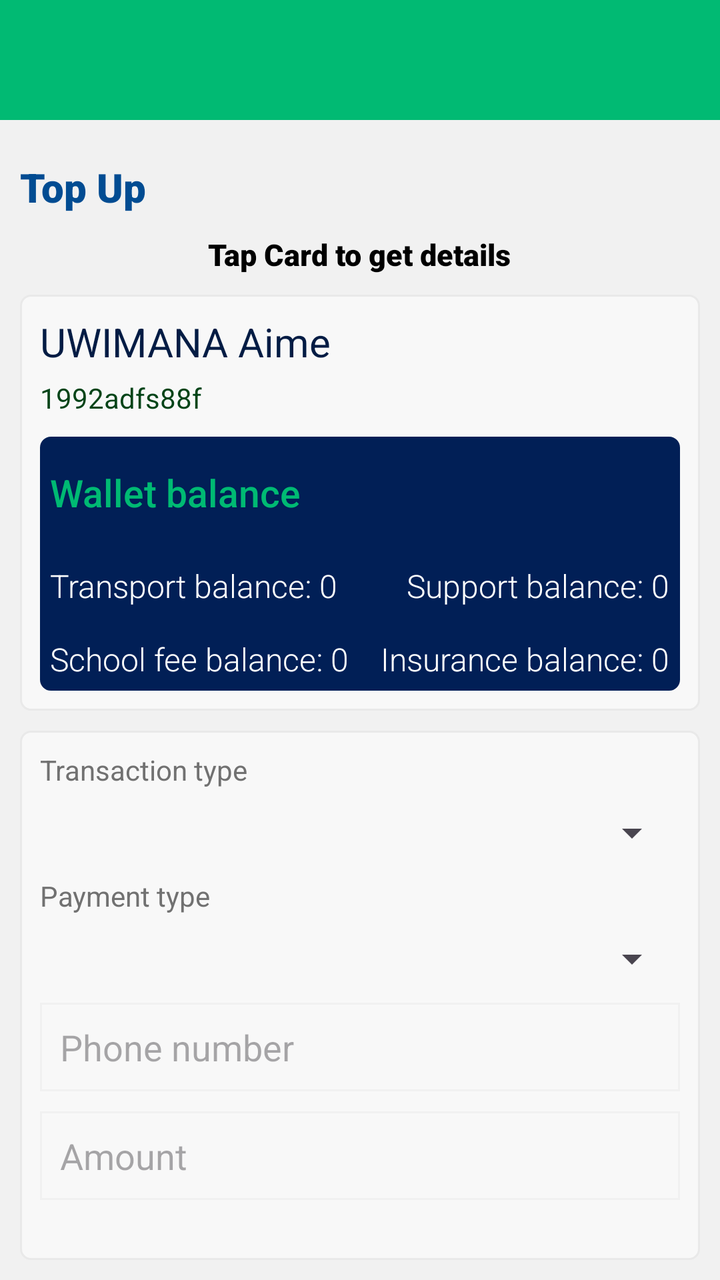
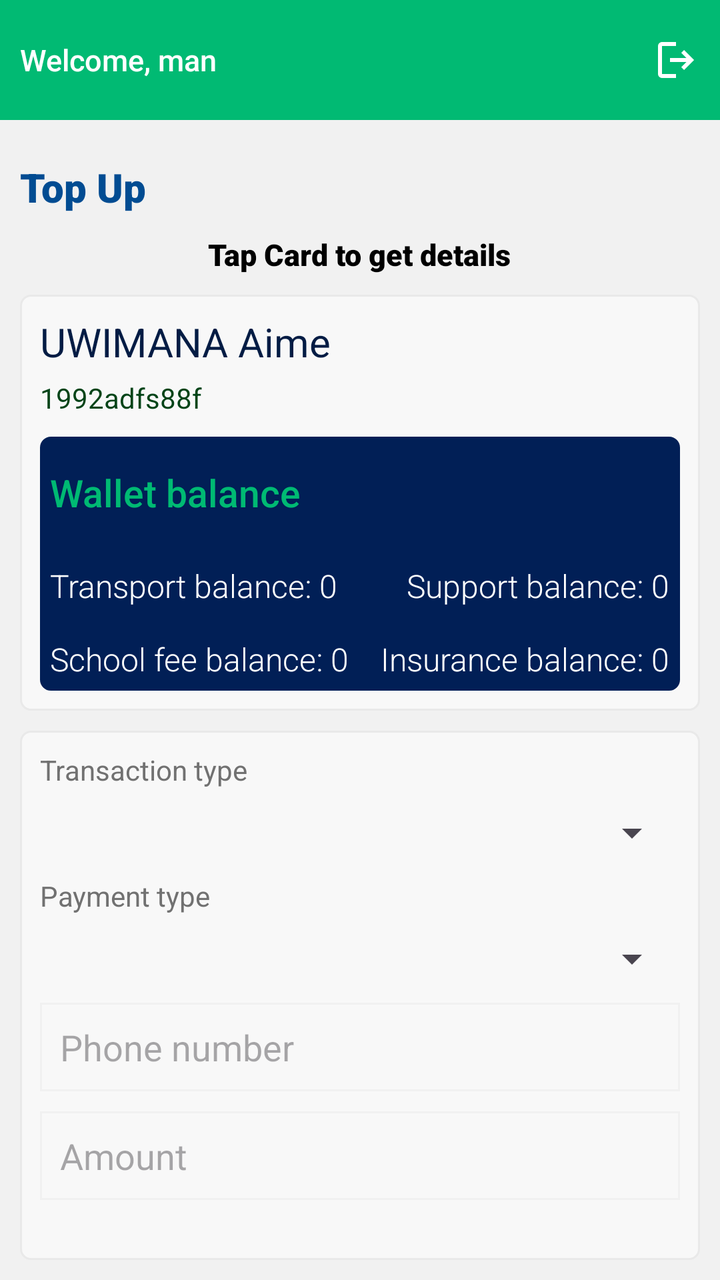

The first picture is an Android layout as it rendered before a commit; the second is the same layout after the commit. The layout source and the unified diff follow.
<!-- AndroidManifest.xml: application theme Theme.InspectorAppUpdate -->
<!-- res/layout/fragment_card_top_up.xml -->
<?xml version="1.0" encoding="utf-8"?>
<RelativeLayout xmlns:android="http://schemas.android.com/apk/res/android"
    xmlns:tools="http://schemas.android.com/tools"
    android:layout_width="match_parent"
    android:layout_height="match_parent"
    tools:context=".ui.fragment.student.CardTopUpFragment"
    android:background="@color/main_background_color">

    
    <RelativeLayout
        android:id="@+id/rl_header_title"
        android:layout_width="match_parent"
        android:layout_height="60dp"
        android:background="@color/main_green_color"
        android:layout_alignParentTop="true"
        android:padding="@dimen/ten">

        <LinearLayout
            android:id="@+id/ll_from_transaction"
            android:layout_width="wrap_content"
            android:layout_height="wrap_content"
            android:orientation="horizontal"
            android:layout_centerVertical="true"
            android:gravity="center_vertical">

            <TextView
                android:id="@+id/tv_card_topup_header"
                android:layout_width="wrap_content"
                android:layout_height="wrap_content"
                android:textColor="@color/white"
                android:fontFamily="sans-serif-medium"
                android:textSize="@dimen/fifteen"
                android:gravity="center_vertical"/>
        </LinearLayout>
    </RelativeLayout>

    <RelativeLayout
        android:layout_width="match_parent"
        android:layout_height="wrap_content"
        android:layout_below="@id/rl_header_title"
        android:padding="10dp"
        android:layout_marginTop="10dp">

        <TextView
            android:id="@+id/tv_main_title"
            android:layout_width="wrap_content"
            android:layout_height="wrap_content"
            android:text="Top Up"
            android:fontFamily="sans-serif-black"
            android:textSize="20sp"
            android:textColor="#014C92"
            android:layout_marginBottom="10sp"/>

        <TextView
            android:id="@+id/tv_processing_message"
            android:layout_below="@+id/tv_main_title"
            android:layout_width="wrap_content"
            android:layout_height="wrap_content"
            android:text="@string/tapcard"
            android:textSize="15sp"
            android:fontFamily="sans-serif-black"
            android:layout_centerHorizontal="true"
            android:textColor="@color/black"/>

        <RelativeLayout
            android:id="@+id/rl_student_details"
            android:layout_width="match_parent"
            android:layout_height="wrap_content"
            android:layout_marginTop="10sp"
            android:layout_below="@id/tv_processing_message"
            android:padding="10sp"
            android:background="@drawable/custom_card"
            android:visibility="visible">

            <TextView
                android:id="@+id/tv_student_name"
                android:layout_width="wrap_content"
                android:layout_height="wrap_content"
                android:layout_alignParentTop="true"
                android:textSize="20sp"
                android:text="UWIMANA Aime"
                android:textColor="@color/secondaryBlue"/>

            <TextView
                android:id="@+id/tv_card_number"
                android:layout_width="wrap_content"
                android:layout_height="wrap_content"
                android:layout_below="@id/tv_student_name"
                android:text="1992adfs88f"
                android:textColor="#034418"
                android:layout_marginTop="5sp" />

            <RelativeLayout
                android:layout_width="match_parent"
                android:layout_height="wrap_content"
                android:layout_below="@id/tv_card_number"
                android:layout_marginTop="10sp"
                android:background="@drawable/main_information_display"
                android:padding="5sp">

                <TextView
                    android:id="@+id/tv_wallet_balance"
                    android:layout_width="wrap_content"
                    android:layout_height="wrap_content"
                    android:text="Wallet balance"
                    android:layout_alignParentTop="true"
                    android:textColor="@color/mainGreen"
                    android:fontFamily="sans-serif-medium"
                    android:textSize="19sp"
                    android:layout_marginBottom="18sp"
                    android:layout_marginTop="10sp"/>

                <TextView
                    android:layout_below="@id/tv_wallet_balance"
                    android:id="@+id/tv_transport_balance"
                    android:layout_width="wrap_content"
                    android:layout_height="wrap_content"
                    android:text="Transport balance: 0"
                    android:layout_marginTop="5sp"
                    android:layout_marginBottom="10sp"
                    android:textColor="@color/white"
                    android:fontFamily="sans-serif-light"
                    android:textSize="16sp"/>

                <TextView
                    android:layout_below="@id/tv_transport_balance"
                    android:id="@+id/tv_schoolfees_balance"
                    android:layout_width="wrap_content"
                    android:layout_height="wrap_content"
                    android:text="School fee balance: 0"
                    android:layout_marginTop="5sp"
                    android:textColor="@color/white"
                    android:fontFamily="sans-serif-light"
                    android:textSize="16sp"/>

                <TextView
                    android:layout_below="@id/tv_wallet_balance"
                    android:layout_alignParentEnd="true"
                    android:id="@+id/tv_support_balance"
                    android:layout_width="wrap_content"
                    android:layout_height="wrap_content"
                    android:text="Support balance: 0"
                    android:layout_marginTop="5sp"
                    android:layout_marginBottom="10sp"
                    android:textColor="@color/white"
                    android:fontFamily="sans-serif-light"
                    android:textSize="16sp"/>

                <TextView
                    android:layout_below="@id/tv_support_balance"
                    android:layout_alignParentEnd="true"
                    android:id="@+id/tv_insurance_balance"
                    android:layout_width="wrap_content"
                    android:layout_height="wrap_content"
                    android:text="Insurance balance: 0"
                    android:layout_marginTop="5sp"
                    android:textColor="@color/white"
                    android:fontFamily="sans-serif-light"
                    android:textSize="16sp"/>
            </RelativeLayout>



        </RelativeLayout>

        <RelativeLayout
            android:layout_width="match_parent"
            android:layout_height="wrap_content"
            android:padding="10sp"
            android:layout_below="@+id/rl_student_details"
            android:background="@drawable/custom_card"
            android:layout_marginTop="10sp">

            <TextView
                android:id="@+id/tv_transaction_type_title"
                android:layout_width="wrap_content"
                android:layout_height="wrap_content"
                android:text="@string/transaction_type"
                android:layout_alignParentTop="true"
                android:textColor="#717171" />
            <Spinner
                android:id="@+id/spn_transaction_type"
                android:layout_width="match_parent"
                android:layout_height="wrap_content"
                android:layout_below="@id/tv_transaction_type_title"
                android:layout_marginTop="10sp"/>

            <TextView
                android:id="@+id/tv_payment_type_title"
                android:layout_width="wrap_content"
                android:layout_height="wrap_content"
                android:text="@string/payment_type"
                android:layout_below="@id/spn_transaction_type"
                android:textColor="#717171"
                android:layout_marginTop="10sp"/>
            <Spinner
                android:id="@+id/spn_payment_type"
                android:layout_width="match_parent"
                android:layout_height="wrap_content"
                android:layout_below="@id/tv_payment_type_title"
                android:layout_marginTop="10sp"/>

            <EditText
                android:id="@+id/et_phone_number"
                android:layout_width="match_parent"
                android:layout_height="wrap_content"
                android:hint="@string/phone_number"
                android:layout_below="@id/spn_payment_type"
                android:textColor="#717171"
                android:layout_marginTop="10sp"
                android:background="@drawable/search_edittext_style"/>

            <EditText
                android:id="@+id/et_amount"
                android:layout_width="match_parent"
                android:layout_height="wrap_content"
                android:hint="@string/amount"
                android:layout_below="@id/et_phone_number"
                android:textColor="#717171"
                android:layout_marginTop="10sp"
                android:background="@drawable/search_edittext_style"/>

            <androidx.appcompat.widget.AppCompatButton
                android:id="@+id/btn_topup"
                android:layout_width="wrap_content"
                android:layout_height="wrap_content"
                android:text="@string/topup"
                android:layout_below="@id/et_amount"
                android:textColor="@color/white"
                android:layout_marginTop="20sp"
                android:minHeight="0sp"
                android:padding="8sp"
                android:background="@drawable/search_transaction_button_background"/>


        </RelativeLayout>

    </RelativeLayout>

</RelativeLayout>
<!-- resources referenced by this layout -->
<resources>
  <color name="black">#FF000000</color>
  <color name="mainGreen">#00ba73</color>
  <color name="main_background_color">#f1f1f1</color>
  <color name="main_green_color">#01ba73</color>
  <color name="secondaryBlue">#031C44</color>
  <color name="white">#FFFFFFFF</color>
  <dimen name="fifteen">15sp</dimen>
  <dimen name="ten">10dp</dimen>
  <!-- drawable custom_card (drawable) -->
  <?xml version="1.0" encoding="utf-8"?>
  <shape xmlns:android="http://schemas.android.com/apk/res/android">
      <stroke
          android:color="#E9E9E9"
          android:width="1sp"/>
      <solid
          android:color="#F8F8F8"/>
      <corners
          android:radius="5sp"/>
  </shape>
  <!-- drawable main_information_display (drawable) -->
  <?xml version="1.0" encoding="utf-8"?>
  <shape xmlns:android="http://schemas.android.com/apk/res/android">
      <solid
          android:color="@color/main_blue_color"/>
  
      <corners
          android:radius="5sp"/>
      <stroke
          android:color="@color/main_blue_color"
          android:width="1sp"/>
  </shape>
  <!-- drawable search_edittext_style (drawable) -->
  <?xml version="1.0" encoding="utf-8"?>
  <shape xmlns:android="http://schemas.android.com/apk/res/android">
      <stroke
          android:color="@color/main_background_color"
          android:width="1sp" />
      <padding
          android:bottom="10sp"
          android:left="10sp"
          android:right="10sp"
          android:top="10sp"/>
  </shape>
  <!-- drawable search_transaction_button_background (drawable) -->
  <?xml version="1.0" encoding="utf-8"?>
  <shape xmlns:android="http://schemas.android.com/apk/res/android">
      <corners
          android:radius="@dimen/ten"/>
      <solid
          android:color="@color/main_green_color"/>
  </shape>
  <string name="amount">Amount</string>
  <string name="payment_type">Payment type</string>
  <string name="phone_number">Phone number</string>
  <string name="tapcard">Tap Card to get details</string>
  <string name="topup">Top Up</string>
  <string name="transaction_type">Transaction type</string>
  <style name="Theme.InspectorAppUpdate" parent="android:Theme.Material.Light.NoActionBar" />
  <color name="main_blue_color">#011f56</color>
</resources>

<!-- the commit's change to res/layout/fragment_card_top_up.xml (unified diff, before → after) -->
@@ -3,7 +3,7 @@
     xmlns:tools="http://schemas.android.com/tools"
     android:layout_width="match_parent"
     android:layout_height="match_parent"
-    tools:context=".ui.fragment.student.CardTopUpFragment"
+    tools:context=".ui.fragment.topup.CardTopUpFragment"
     android:background="@color/main_background_color">
 
     
@@ -21,17 +21,27 @@
             android:layout_height="wrap_content"
             android:orientation="horizontal"
             android:layout_centerVertical="true"
-            android:gravity="center_vertical">
-
-            <TextView
-                android:id="@+id/tv_card_topup_header"
+            android:gravity="center_vertical"
+            android:layout_alignParentStart="true">
+
+            <TextView
+                android:id="@+id/tv_search_student_header"
                 android:layout_width="wrap_content"
                 android:layout_height="wrap_content"
                 android:textColor="@color/white"
                 android:fontFamily="sans-serif-medium"
                 android:textSize="@dimen/fifteen"
+                android:text="Welcome, man"
                 android:gravity="center_vertical"/>
         </LinearLayout>
+
+        <ImageView
+            android:id="@+id/img_logout"
+            android:layout_width="wrap_content"
+            android:layout_height="wrap_content"
+            android:src="@drawable/outline_logout_24"
+            android:layout_alignParentEnd="true"
+            android:layout_centerVertical="true"/>
     </RelativeLayout>
 
     <RelativeLayout
<!-- resource entries referenced after the edit -->
@@ -31,6 +31,12 @@
           android:color="@color/main_blue_color"
           android:width="1sp"/>
   </shape>
+  <!-- drawable outline_logout_24 (drawable) -->
+  <vector xmlns:android="http://schemas.android.com/apk/res/android" android:autoMirrored="true" android:height="24dp" android:tint="#FFFFFF" android:viewportHeight="960" android:viewportWidth="960" android:width="24dp">
+        
+      <path android:fillColor="@android:color/white" android:pathData="M200,840Q167,840 143.5,816.5Q120,793 120,760L120,200Q120,167 143.5,143.5Q167,120 200,120L480,120L480,200L200,200Q200,200 200,200Q200,200 200,200L200,760Q200,760 200,760Q200,760 200,760L480,760L480,840L200,840ZM640,680L585,622L687,520L360,520L360,440L687,440L585,338L640,280L840,480L640,680Z"/>
+      
+  </vector>
   <!-- drawable search_edittext_style (drawable) -->
   <?xml version="1.0" encoding="utf-8"?>
   <shape xmlns:android="http://schemas.android.com/apk/res/android">
